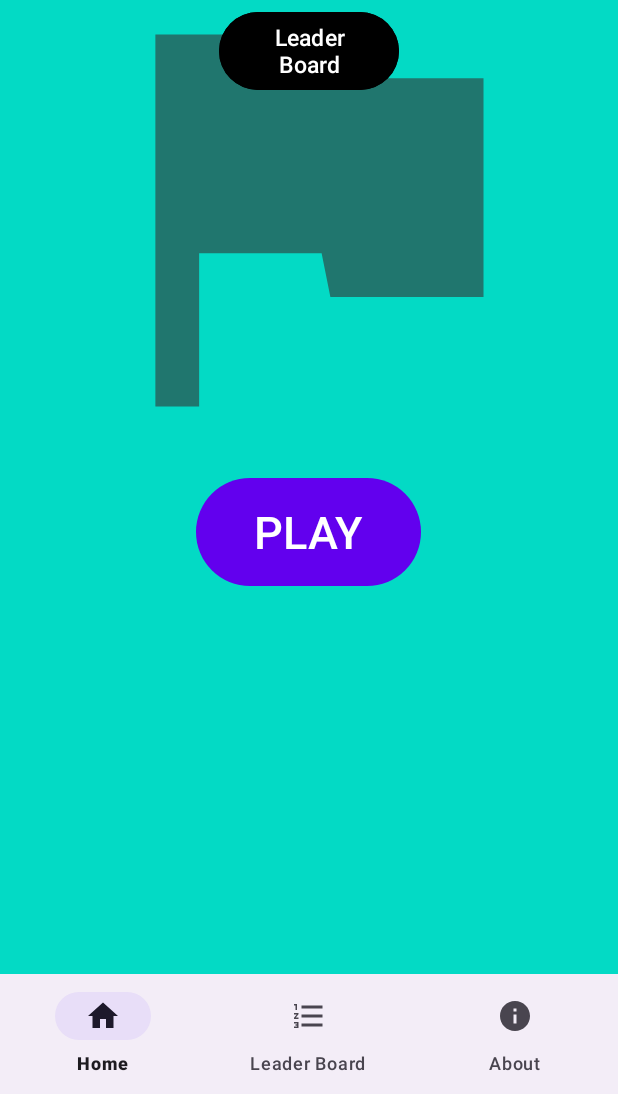
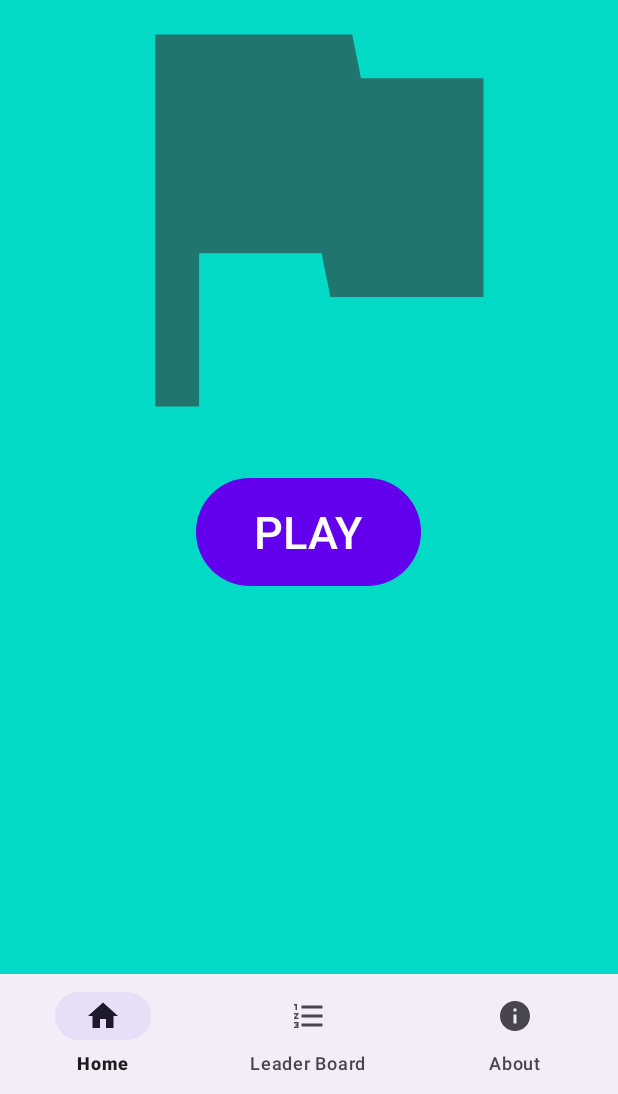
Before and after one commit to Abde-exe/GuessTheFlag, an Android app: the fragment ResultFragment placed in its activity, on a phone screen of 412 x 824 dp, the part 142-1236 px from its top. Run offline under Robolectric (Android 15) with nearby library versions, the phone set to English and light mode, and no system bars; our stand-ins replace navigation-ui; 4 statements that could not run were skipped.

```diff
--- a/app/build.gradle
+++ b/app/build.gradle
@@ -75,4 +75,8 @@ dependencies {
     //recyclerview
     implementation 'androidx.recyclerview:recyclerview:1.2.1'
 
+    //retrofit
+    implementation 'com.squareup.retrofit2:retrofit:2.9.0'
+    implementation 'com.squareup.retrofit2:converter-gson:2.9.0'
+
 }
--- a/app/src/main/java/com/example/guesstheflag/MainActivity.kt
+++ b/app/src/main/java/com/example/guesstheflag/MainActivity.kt
@@ -8,16 +8,15 @@ import androidx.navigation.Navigation
 import androidx.navigation.findNavController
 import androidx.navigation.ui.onNavDestinationSelected
 import androidx.navigation.ui.setupWithNavController
-import androidx.room.Room
 import com.example.guesstheflag.databinding.ActivityMainBinding
 import kotlinx.coroutines.CoroutineScope
 import kotlinx.coroutines.Dispatchers
+
 class MainActivity : AppCompatActivity() {
 
     private lateinit var _binding: ActivityMainBinding
     private lateinit var navController: NavController
 
-    val myScope = CoroutineScope(Dispatchers.IO)
 
 
     override fun onCreate(savedInstanceState: Bundle?) {
@@ -37,15 +36,8 @@ class MainActivity : AppCompatActivity() {
 
 
 
-        val database : AppDatabase by lazy { Room.databaseBuilder(this, AppDatabase::class.java,"my-database")
-            .build()
-        }
 
-       /* myScope.launch {
-            withContext(Dispatchers.IO){
-                 database.userScoreDao().insertUserScore(UserScore(0,"test",0))
-            }
-        }*/
+
     }
 
     override fun onOptionsItemSelected(item: MenuItem): Boolean {
--- a/app/src/main/java/com/example/guesstheflag/ResultFragment.kt
+++ b/app/src/main/java/com/example/guesstheflag/ResultFragment.kt
@@ -42,10 +42,6 @@ class ResultFragment : Fragment() {
             navController.navigate(R.id.action_resultFragment_to_infosFragment)
         }
 
-        _binding.goToLeaderBoardButton.setOnClickListener {
-            navController.navigate(R.id.action_resultFragment_to_list)
-        }
-
 
     }
 
--- a/app/src/main/res/layout/fragment_about.xml
+++ b/app/src/main/res/layout/fragment_about.xml
@@ -9,8 +9,10 @@
     <TextView
         android:layout_width="wrap_content"
         android:layout_height="wrap_content"
-        android:text="Retrofit, Picasso, Room, data bindind, navigation, safeargs"
+        android:text="App created by Abdessamad Bourhaleb and Adil El Mobachi. We used Retrofit, Picasso, Room, data bindind, navigation, safeargs."
         android:textSize="26sp"
         android:layout_gravity="center"/>
 
+
+
 </FrameLayout>
--- a/app/src/main/res/layout/fragment_result.xml
+++ b/app/src/main/res/layout/fragment_result.xml
@@ -25,12 +25,5 @@
         android:layout_height="60dp"
         android:text="@string/play_again"
         android:textSize="15sp"/>
-<Button
-        android:id="@+id/goToLeaderBoardButton"
-        android:layout_width="120dp"
-        android:layout_height="60dp"
-        android:text="@string/see_leaderboard"
-    android:backgroundTint="@color/black"
-        android:textSize="15sp"/>
 
 </LinearLayout>
```
Also changed, not shown: app/src/main/java/com/example/guesstheflag/AboutFragment.kt (+7 -0 lines), app/src/main/java/com/example/guesstheflag/Country.kt (added, +18 -0 lines), app/src/main/java/com/example/guesstheflag/CountryApi.kt (added, +17 -0 lines), app/src/main/java/com/example/guesstheflag/GameFragment.kt (+62 -17 lines), app/src/main/java/com/example/guesstheflag/RetrofitInstance.kt (added, +14 -0 lines), app/src/main/java/com/example/guesstheflag/UserScoreEntity.kt (renamed from app/src/main/java/com/example/guesstheflag/UserScore.kt).
